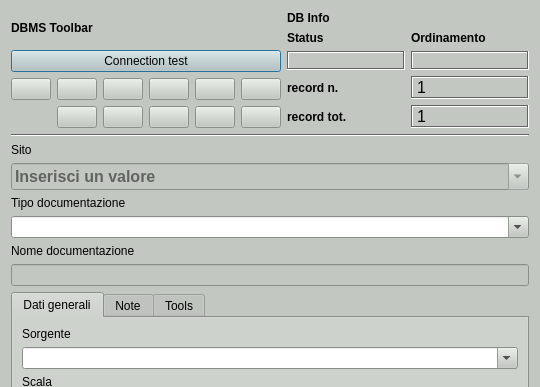
The window that gui/ui/Documentazione.ui (pyarchinit/pyarchinit) describes before a commit, drawn with Qt 5; both pictures show x 0 to 540 and y 0 to 387 of the 540 by 654 pixel window.
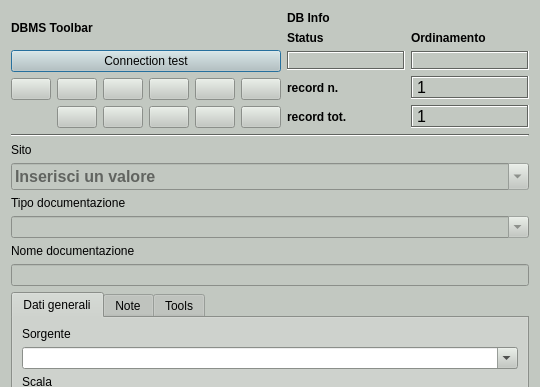
The same window after the commit. Icons and pictures are not drawn.

The edit to the form file:
```diff
--- a/gui/ui/Documentazione.ui
+++ b/gui/ui/Documentazione.ui
@@ -526,7 +526,7 @@
    <item row="5" column="0">
     <widget class="QComboBox" name="comboBox_tipo_doc">
      <property name="enabled">
-      <bool>true</bool>
+      <bool>false</bool>
      </property>
      <property name="editable">
       <bool>true</bool>
```
